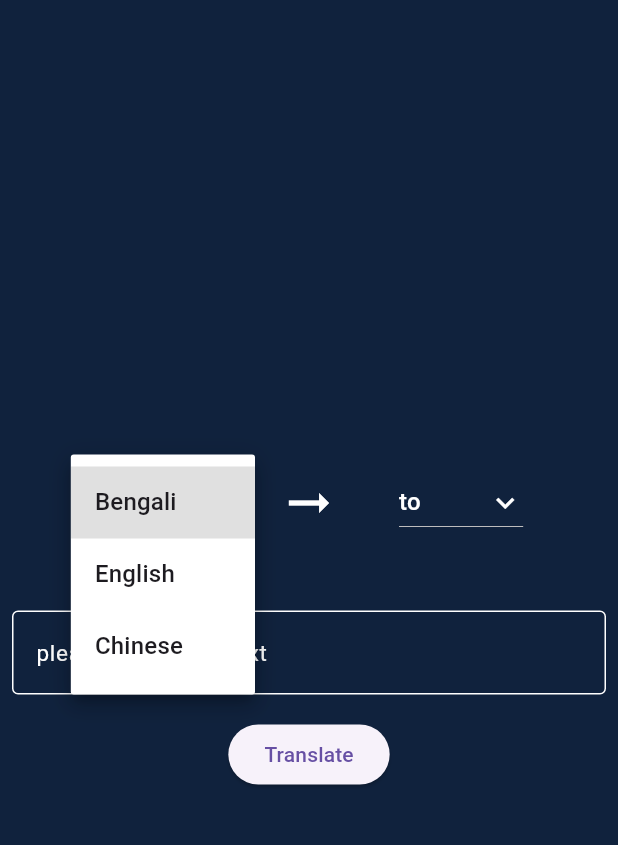
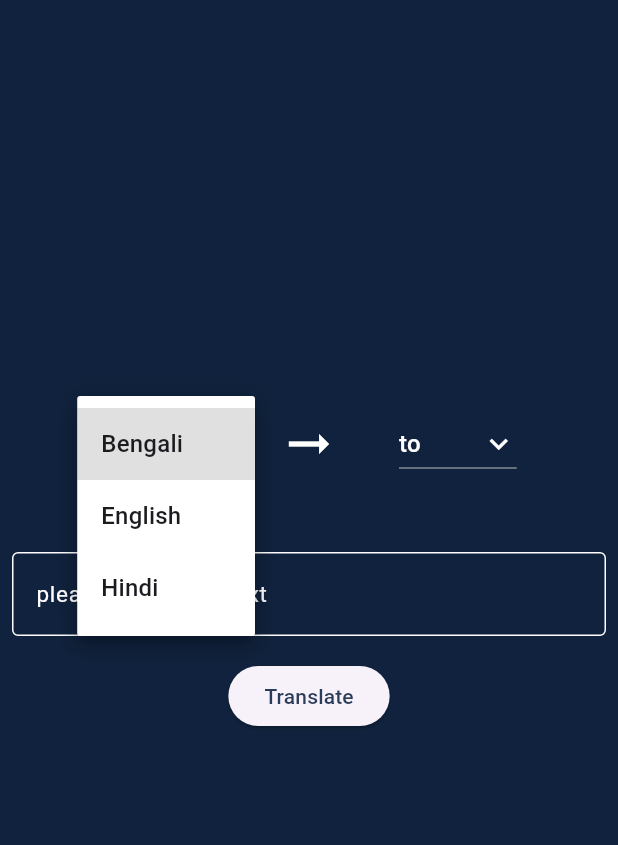
Before and after one commit to shakilahammed055/language_translator, a Flutter app: the screen it shows after launch, after a tap on "From", on a phone screen of 412 x 824 dp, the part 63-908 px from its top. Run offline on Flutter 3.47's test engine with Material 3 defaults, Android fonts, the phone set to English and light mode, and no system bars; missing offline and left inert: translator.

Commit message:
complete project

```diff
--- a/lib/home_screen.dart
+++ b/lib/home_screen.dart
@@ -10,7 +10,7 @@ class HomeScreen extends StatefulWidget {
 
 class _HomeScreenState extends State<HomeScreen> {
 
-  var languages = ["Bengali","English","Chinese"];
+  var languages = ["Bengali","English","Hindi"];
   var originLanguage = "From";
   var destinationLanguage = "to";
   var output = "";
@@ -35,8 +35,8 @@ class _HomeScreenState extends State<HomeScreen> {
     language=="Bengali"
     ){
       return "bn";
-    }else if(language=="Chinese"){
-      return "chi";
+    }else if(language=="Hindi"){
+      return "hin";
     }
     return "--";
   }
@@ -152,15 +152,23 @@ class _HomeScreenState extends State<HomeScreen> {
               Padding(padding: EdgeInsets.all(8),
                 child: ElevatedButton(
                   style: ElevatedButton.styleFrom(
-
+                    foregroundColor: Color(0xff2b3c5a)
                   ),
                   onPressed: (){
-
+                    translate(getLanguageCode(originLanguage),
+                        getLanguageCode(destinationLanguage), languageController.text.toString());
                   },
                     child: Text("Translate"),
-
                 ),
-
+              ),
+              SizedBox(height: 20),
+              Text(
+                "\n$output",
+                style: TextStyle(
+                  fontWeight: FontWeight.bold,
+                  fontSize: 20,
+                  color: Colors.white,
+                ),
               ),
 
 
```
